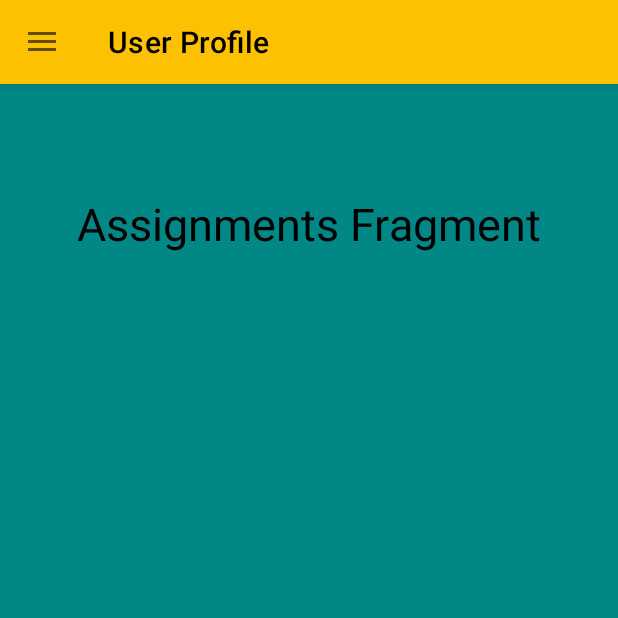
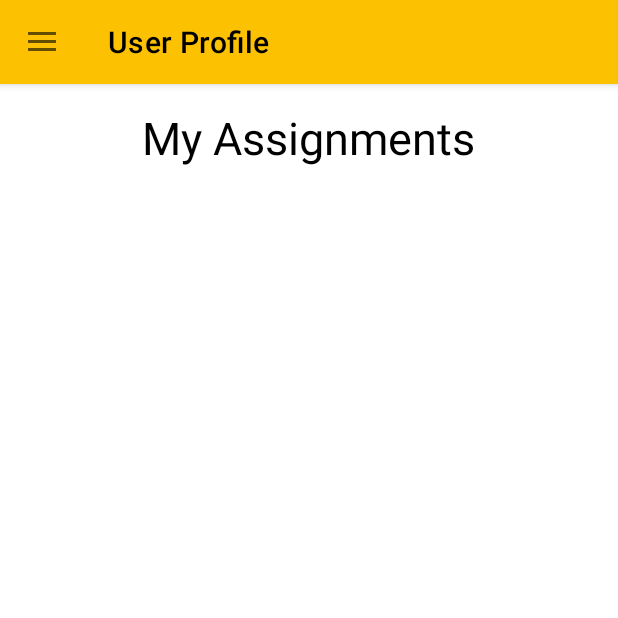
Before and after one commit to VaradMash/assignment_submission_portal, an Android app: the screen it shows after launch once a user with an empty profile is signed in (UserProfile), on a phone screen of 412 x 824 dp, the top half of it. Run offline under Robolectric (Android 15) with nearby library versions, the phone set to English and light mode, and no system bars; our stand-ins replace Firebase (no records; nobody signed in at launch, a user with empty details on screens opened directly).

Commit message:
Update Profile and Assignment List Code and layout updated. Firebase data retrieval code complete.

```diff
--- /dev/null
+++ b/app/src/main/java/com/example/swadhyaya/AssignmentList.java
@@ -0,0 +1,40 @@
+package com.example.swadhyaya;
+
+import android.app.Activity;
+import android.view.LayoutInflater;
+import android.view.View;
+import android.view.ViewGroup;
+import android.widget.ArrayAdapter;
+import android.widget.TextView;
+
+import androidx.annotation.NonNull;
+import androidx.annotation.Nullable;
+
+import java.util.List;
+
+public class AssignmentList extends ArrayAdapter<User>
+{
+    private Activity context;
+    private List<User> assignmentList;
+
+    public AssignmentList(Activity context, List<User> assignmentList)
+    {
+        super(context, R.layout.assignments_list_layout, assignmentList);
+        this.context = context;
+        this.assignmentList = assignmentList;
+    }
+
+    @NonNull
+    @Override
+    public View getView(int position, @Nullable View convertView, @NonNull ViewGroup parent) {
+        LayoutInflater layoutInflater = context.getLayoutInflater();
+        View assignmentListView = layoutInflater.inflate(R.layout.assignments_list_layout, null, true);
+        TextView tvAssignment = (TextView)assignmentListView.findViewById(R.id.tvAssignment);
+        TextView tvSubject = (TextView)assignmentListView.findViewById(R.id.tvSubject);
+
+        User user = assignmentList.get(position);
+        tvAssignment.setText(user.getUsername());
+        tvSubject.setText(user.getClass_name());
+        return assignmentListView;
+    }
+}
--- a/app/src/main/java/com/example/swadhyaya/AssignmentsFragment.java
+++ b/app/src/main/java/com/example/swadhyaya/AssignmentsFragment.java
@@ -4,8 +4,11 @@ import android.os.Bundle;
 import android.view.LayoutInflater;
 import android.view.View;
 import android.view.ViewGroup;
+import android.widget.ArrayAdapter;
 import android.widget.Button;
 import android.widget.EditText;
+import android.widget.ListView;
+import android.widget.ProgressBar;
 import android.widget.Toast;
 
 import androidx.annotation.NonNull;
@@ -13,12 +16,52 @@ import androidx.annotation.Nullable;
 import androidx.fragment.app.Fragment;
 
 import com.google.firebase.auth.FirebaseAuth;
+import com.google.firebase.database.DataSnapshot;
+import com.google.firebase.database.DatabaseError;
+import com.google.firebase.database.DatabaseReference;
+import com.google.firebase.database.FirebaseDatabase;
+import com.google.firebase.database.ValueEventListener;
+
+import java.util.ArrayList;
+import java.util.List;
 
 public class AssignmentsFragment extends Fragment {
+    DatabaseReference mDatabase;
+    List<User> assignmentList;
+    ListView listViewAssignments;
+    ProgressBar assignmentsProgressBar;
     @Nullable
     @Override
     public View onCreateView(@NonNull LayoutInflater inflater, @Nullable ViewGroup container, @Nullable Bundle savedInstanceState) {
         View view =  inflater.inflate(R.layout.fragment_assignments, container, false);
+        mDatabase = FirebaseDatabase.getInstance().getReference().child("Users");
+        listViewAssignments = (ListView)view.findViewById(R.id.listViewAssignments);
+        assignmentList = new ArrayList<>();
+        assignmentsProgressBar = (ProgressBar)view.findViewById(R.id.assignmentsProgressBar);
         return view;
     }
+
+    @Override
+    public void onStart() {
+        super.onStart();
+        mDatabase.addValueEventListener(new ValueEventListener() {
+            @Override
+            public void onDataChange(@NonNull DataSnapshot snapshot) {
+                assignmentList.clear();
+                for(DataSnapshot userSnapshot: snapshot.getChildren())
+                {
+                    User user = userSnapshot.getValue(User.class);
+                    assignmentList.add(user);
+                }
+                AssignmentList adapter = new AssignmentList(getActivity(), assignmentList);
+                listViewAssignments.setAdapter(adapter);
+                assignmentsProgressBar.setVisibility(View.GONE);
+            }
+            @Override
+            public void onCancelled(@NonNull DatabaseError error) {
+                Toast.makeText(getActivity(), "Error occured !", Toast.LENGTH_SHORT).show();
+                assignmentsProgressBar.setVisibility(View.GONE);
+            }
+        });
+    }
 }
--- a/app/src/main/res/layout/fragment_assignments.xml
+++ b/app/src/main/res/layout/fragment_assignments.xml
@@ -1,23 +1,35 @@
 <?xml version="1.0" encoding="utf-8"?>
-<androidx.constraintlayout.widget.ConstraintLayout xmlns:android="http://schemas.android.com/apk/res/android"
+<LinearLayout xmlns:android="http://schemas.android.com/apk/res/android"
+    xmlns:tools="http://schemas.android.com/tools"
     android:layout_width="match_parent"
     android:layout_height="match_parent"
+    android:padding="15dp"
     xmlns:app="http://schemas.android.com/apk/res-auto"
-    android:background="@color/teal_700">
+    android:orientation="vertical">
 
     <TextView
         android:layout_width="wrap_content"
         android:layout_height="wrap_content"
-        android:text="Assignments Fragment"
+        android:text="@string/my_assignments"
         android:textColor="@color/black"
-        android:layout_centerInParent="true"
+        android:layout_gravity="center"
         android:textSize="30sp"
-        app:layout_constraintBottom_toBottomOf="parent"
-        app:layout_constraintLeft_toLeftOf="parent"
-        app:layout_constraintRight_toRightOf="parent"
-        app:layout_constraintTop_toTopOf="parent"
-        app:layout_constraintVertical_bias="0.1"
-        app:layout_constraintHorizontal_bias="0.5"
         />
 
-</androidx.constraintlayout.widget.ConstraintLayout>
+    <ProgressBar
+        android:id="@+id/assignmentsProgressBar"
+        android:layout_width="wrap_content"
+        android:layout_height="wrap_content"
+        android:layout_gravity="center"
+        android:layout_marginTop="20dp"
+        android:visibility="visible"/>
+
+    <ListView
+        android:layout_marginTop="30dp"
+        android:id="@+id/listViewAssignments"
+        android:layout_width="match_parent"
+        android:layout_height="wrap_content"
+        app:layout_constraintVertical_bias="0.2"/>
+
+
+</LinearLayout>
--- a/app/src/main/res/values/strings.xml
+++ b/app/src/main/res/values/strings.xml
@@ -29,4 +29,8 @@
     <string name="exit_message">Are you sure you want to Exit?</string>
     <string name="yes">Yes</string>
     <string name="no">No</string>
+    <string name="my_assignments">My Assignments</string>
+    <string name="assignment">Assignment</string>
+    <string name="faculty">Faculty</string>
+    <string name="subject">Subject</string>
 </resources>
```
Also changed, not shown: app/src/main/java/com/example/swadhyaya/UpdateProfileFragment.java (+36 -11 lines), app/src/main/java/com/example/swadhyaya/User.java (+16 -0 lines), app/src/main/res/layout/assignments_list_layout.xml (added, +19 -0 lines), app/src/main/res/layout/fragment_update_profile.xml (+8 -7 lines).
